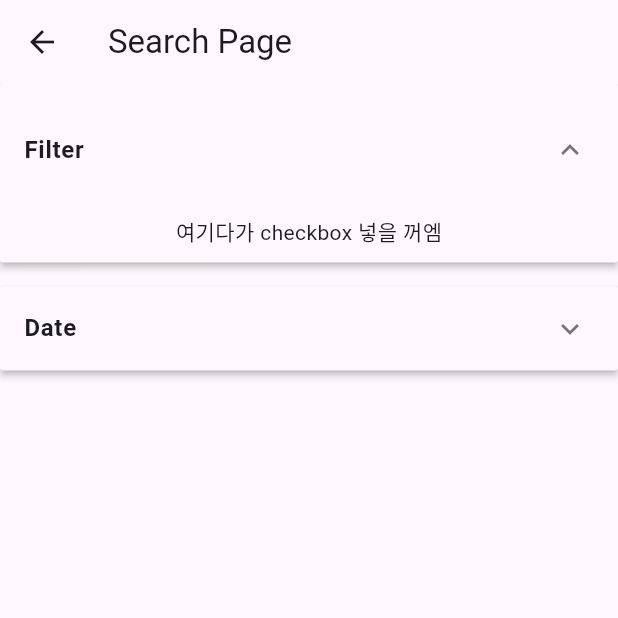
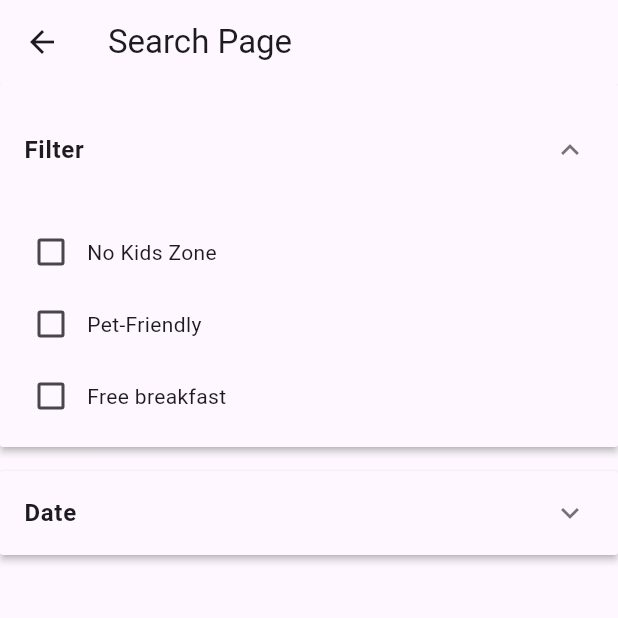
Before and after one commit to hyukjin0419/Flutter_front_page_exercise_hotel_booking_app, a Flutter app: the SearchPage screen opened by its route, after a tap on the "expand more" icon, on a phone screen of 412 x 824 dp, the top half of it. Run offline on Flutter 3.47's test engine with Material 3 defaults, Android fonts, the phone set to English and light mode, and no system bars; our stand-ins replace animated_text_kit.

Commit message:
checkbox is working now

```diff
--- a/mdc_100_series/lib/search.dart
+++ b/mdc_100_series/lib/search.dart
@@ -12,7 +12,9 @@ class _SearchPageState extends State<SearchPage> {
     Item(header: "Filter", body: "select filters"),
     Item(header: "Date", body: "select date"),
   ];
-
+  bool noKidsZone = false;
+  bool petFreindly = false;
+  bool freeBreakfast = false;
   @override
   Widget build(BuildContext context) {
     return Scaffold(
@@ -45,7 +47,52 @@ class _SearchPageState extends State<SearchPage> {
           },
           body: Container(
             padding: EdgeInsets.fromLTRB(10, 0, 10, 10),
-            child: Text("여기다가 checkbox 넣을 꺼엠"),
+            child: Column(
+              children: [
+                Row(
+                  children: [
+                    Checkbox(
+                      checkColor: Colors.blue,
+                      value: noKidsZone,
+                      onChanged: (bool? value) {
+                        setState(() {
+                          noKidsZone = value!;
+                        });
+                      },
+                    ),
+                    const Text('No Kids Zone'),
+                  ],
+                ),
+                Row(
+                  children: [
+                    Checkbox(
+                      checkColor: Colors.blue,
+                      value: petFreindly,
+                      onChanged: (bool? value) {
+                        setState(() {
+                          petFreindly = value!;
+                        });
+                      },
+                    ),
+                    const Text('Pet-Friendly'),
+                  ],
+                ),
+                Row(
+                  children: [
+                    Checkbox(
+                      checkColor: Colors.blue,
+                      value: freeBreakfast,
+                      onChanged: (bool? value) {
+                        setState(() {
+                          freeBreakfast = value!;
+                        });
+                      },
+                    ),
+                    const Text('Free breakfast'),
+                  ],
+                ),
+              ],
+            ),
           ),
           isExpanded: list[0].isExpanded,
         ),
```
